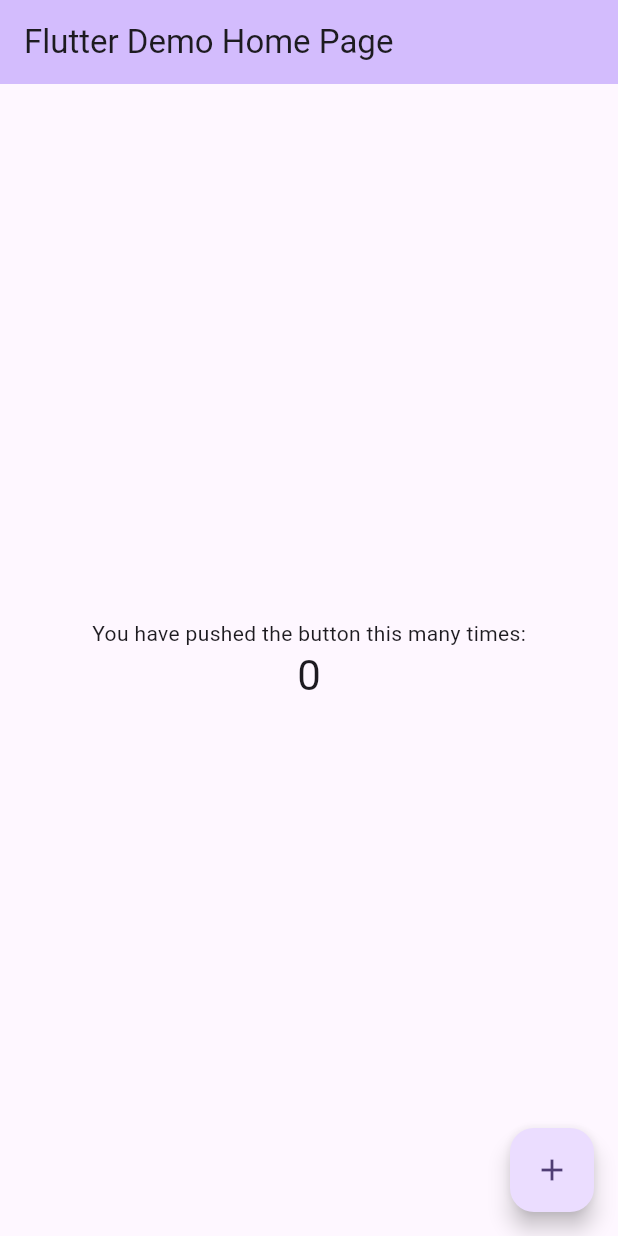
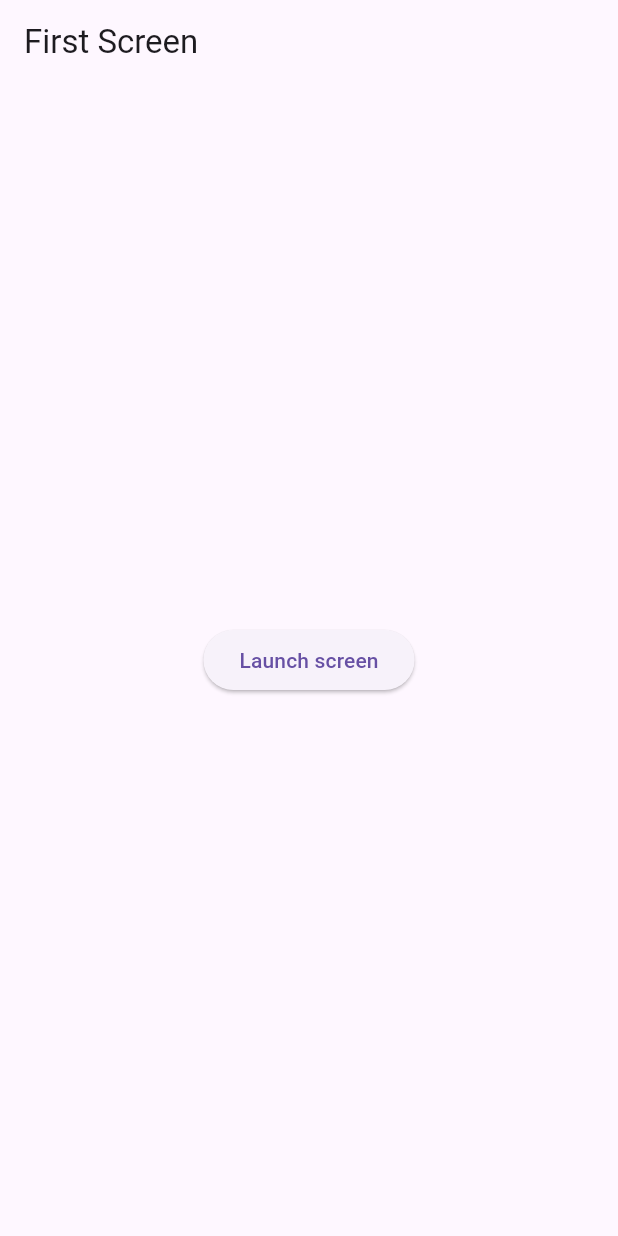
Before and after one commit to TKTurbo/MobileAppDevelopment, a Flutter app: the screen it shows after launch, on a phone screen of 412 x 824 dp. Run offline on Flutter 3.47's test engine with Material 3 defaults, Android fonts, the light colour scheme and no system bars.

Commit message:
Routing begin via main.dart

```diff
--- a/lib/main.dart
+++ b/lib/main.dart
@@ -1,125 +1,65 @@
 import 'package:flutter/material.dart';
 
 void main() {
-  runApp(const MyApp());
+  runApp(
+    MaterialApp(
+      title: 'Named Routes Demo',
+      // Start the app with the "/" named route. In this case, the app starts
+      // on the FirstScreen widget.
+      initialRoute: '/',
+      routes: {
+        // When navigating to the "/" route, build the FirstScreen widget.
+        '/': (context) => const FirstScreen(),
+        // When navigating to the "/second" route, build the SecondScreen widget.
+        '/second': (context) => const SecondScreen(),
+      },
+    ),
+  );
 }
 
-class MyApp extends StatelessWidget {
-  const MyApp({super.key});
+class FirstScreen extends StatelessWidget {
+  const FirstScreen({super.key});
 
-  // This widget is the root of your application.
   @override
   Widget build(BuildContext context) {
-    return MaterialApp(
-      title: 'Flutter Demo',
-      theme: ThemeData(
-        // This is the theme of your application.
-        //
-        // TRY THIS: Try running your application with "flutter run". You'll see
-        // the application has a purple toolbar. Then, without quitting the app,
-        // try changing the seedColor in the colorScheme below to Colors.green
-        // and then invoke "hot reload" (save your changes or press the "hot
-        // reload" button in a Flutter-supported IDE, or press "r" if you used
-        // the command line to start the app).
-        //
-        // Notice that the counter didn't reset back to zero; the application
-        // state is not lost during the reload. To reset the state, use hot
-        // restart instead.
-        //
-        // This works for code too, not just values: Most code changes can be
-        // tested with just a hot reload.
-        colorScheme: ColorScheme.fromSeed(seedColor: Colors.deepPurple),
-        useMaterial3: true,
+    return Scaffold(
+      appBar: AppBar(
+        title: const Text('First Screen'),
       ),
-      home: const MyHomePage(title: 'Flutter Demo Home Page'),
+      body: Center(
+        child: ElevatedButton(
+          // Within the `FirstScreen` widget
+          onPressed: () {
+            // Navigate to the second screen using a named route.
+            Navigator.pushNamed(context, '/second');
+          },
+          child: const Text('Launch screen'),
+        ),
+      ),
     );
   }
 }
 
-class MyHomePage extends StatefulWidget {
-  const MyHomePage({super.key, required this.title});
-
-  // This widget is the home page of your application. It is stateful, meaning
-  // that it has a State object (defined below) that contains fields that affect
-  // how it looks.
-
-  // This class is the configuration for the state. It holds the values (in this
-  // case the title) provided by the parent (in this case the App widget) and
-  // used by the build method of the State. Fields in a Widget subclass are
-  // always marked "final".
-
-  final String title;
-
-  @override
-  State<MyHomePage> createState() => _MyHomePageState();
-}
-
-class _MyHomePageState extends State<MyHomePage> {
-  int _counter = 0;
-
-  void _incrementCounter() {
-    setState(() {
-      // This call to setState tells the Flutter framework that something has
-      // changed in this State, which causes it to rerun the build method below
-      // so that the display can reflect the updated values. If we changed
-      // _counter without calling setState(), then the build method would not be
-      // called again, and so nothing would appear to happen.
-      _counter++;
-    });
-  }
+class SecondScreen extends StatelessWidget {
+  const SecondScreen({super.key});
 
   @override
   Widget build(BuildContext context) {
-    // This method is rerun every time setState is called, for instance as done
-    // by the _incrementCounter method above.
-    //
-    // The Flutter framework has been optimized to make rerunning build methods
-    // fast, so that you can just rebuild anything that needs updating rather
-    // than having to individually change instances of widgets.
     return Scaffold(
       appBar: AppBar(
-        // TRY THIS: Try changing the color here to a specific color (to
-        // Colors.amber, perhaps?) and trigger a hot reload to see the AppBar
-        // change color while the other colors stay the same.
-        backgroundColor: Theme.of(context).colorScheme.inversePrimary,
-        // Here we take the value from the MyHomePage object that was created by
-        // the App.build method, and use it to set our appbar title.
-        title: Text(widget.title),
+        title: const Text('Second Screen'),
       ),
       body: Center(
-        // Center is a layout widget. It takes a single child and positions it
-        // in the middle of the parent.
-        child: Column(
-          // Column is also a layout widget. It takes a list of children and
-          // arranges them vertically. By default, it sizes itself to fit its
-          // children horizontally, and tries to be as tall as its parent.
-          //
-          // Column has various properties to control how it sizes itself and
-          // how it positions its children. Here we use mainAxisAlignment to
-          // center the children vertically; the main axis here is the vertical
-          // axis because Columns are vertical (the cross axis would be
-          // horizontal).
-          //
-          // TRY THIS: Invoke "debug painting" (choose the "Toggle Debug Paint"
-          // action in the IDE, or press "p" in the console), to see the
-          // wireframe for each widget.
-          mainAxisAlignment: MainAxisAlignment.center,
-          children: <Widget>[
-            const Text(
-              'You have pushed the button this many times:',
-            ),
-            Text(
-              '$_counter',
-              style: Theme.of(context).textTheme.headlineMedium,
-            ),
-          ],
+        child: ElevatedButton(
+          // Within the SecondScreen widget
+          onPressed: () {
+            // Navigate back to the first screen by popping the current route
+            // off the stack.
+            Navigator.pop(context);
+          },
+          child: const Text('Go back!'),
         ),
       ),
-      floatingActionButton: FloatingActionButton(
-        onPressed: _incrementCounter,
-        tooltip: 'Increment',
-        child: const Icon(Icons.add),
-      ), // This trailing comma makes auto-formatting nicer for build methods.
     );
   }
 }
```
